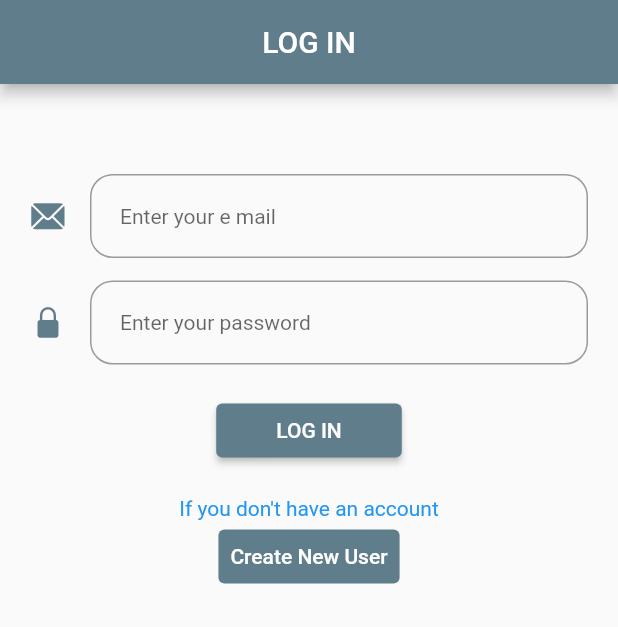
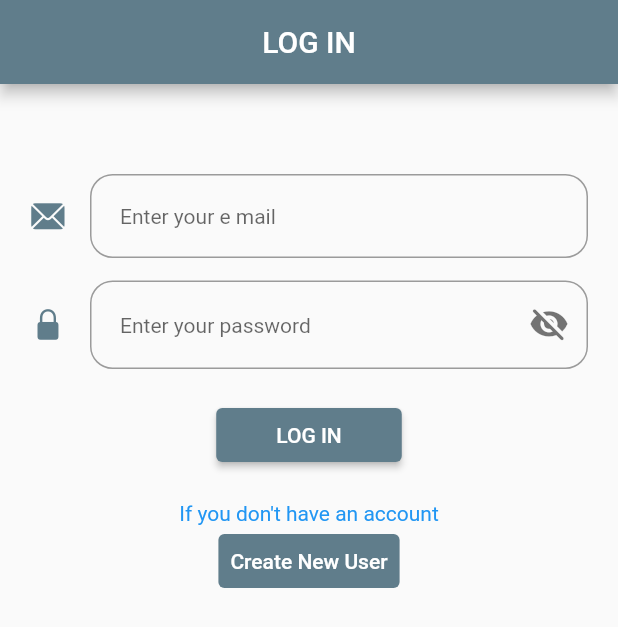
Before and after one commit to AslihanYoldas/flutter_to_do_v2, a Flutter app: the screen it shows after launch, on a phone screen of 412 x 824 dp. Shown: the top 627 px of the screen. Run offline on Flutter 3.47's test engine with Material 2 defaults, Android fonts, the phone set to English and light mode, and no system bars; our stand-ins replace cloud_firestore, firebase_auth, firebase_core, flutter_bloc, get_it, sqflite; accounts and stored records are empty.

Commit message:
Parolanın görünür görünmez olma özelliği eklendi.|28.08.2023

```diff
--- a/lib/pages/login_page.dart
+++ b/lib/pages/login_page.dart
@@ -4,7 +4,6 @@ import 'package:flutter/material.dart';
 import '../cubit/login_features/login_cubit_.dart';
 import '../dependency_injection/locator.dart';
 import '../utils/utils.dart';
-import '../widget/create_user.dart';
 
 class LoginPage extends StatefulWidget {
   const LoginPage({Key? key}) : super(key: key);
@@ -14,6 +13,15 @@ class LoginPage extends StatefulWidget {
 }
 
 class _LoginPageState extends State<LoginPage> {
+  final textFieldFocusNode = FocusNode();
+  bool _obscured = false;
+  void _toggleObscured() {
+    setState(() {
+      _obscured = !_obscured;
+      if (textFieldFocusNode.hasPrimaryFocus) return; // If focus is on text field, dont unfocus
+      textFieldFocusNode.canRequestFocus = false;     // Prevents focus if tap on eye
+    });
+  }
 
   TextEditingController emailController = TextEditingController();
   TextEditingController passwordController = TextEditingController();
@@ -56,15 +64,20 @@ class _LoginPageState extends State<LoginPage> {
                             border: OutlineInputBorder(
                               borderRadius: BorderRadius.circular(15),
                             ),
+                            focusedBorder: OutlineInputBorder(
+                              borderRadius: BorderRadius.circular(15),
+                              borderSide: const BorderSide(
+                                color: Colors.black54,
+                                width: 2.0,
+                              ),
+                          ),
                         ),
                         ),
                         const SizedBox(height: 15),
                       TextFormField(
-                          obscureText: true,
-                          enableSuggestions: false,
-                          autocorrect: false,
+                        keyboardType: TextInputType.visiblePassword,
+                        obscureText: _obscured,
                         controller: passwordController,
-                          style: const TextStyle(fontSize: 14),
                         decoration: InputDecoration(
                             contentPadding: const EdgeInsets.symmetric(
                               horizontal: 20,
@@ -73,9 +86,33 @@ class _LoginPageState extends State<LoginPage> {
                           hintText: 'Enter your password',
                           hintStyle: const TextStyle(fontSize: 14),
                           icon: const Icon(CupertinoIcons.lock_fill,
-                                color: Colors.blueGrey),
+                            color: Colors.blueGrey,
+                          ),
+
+                          suffixIcon: Padding(
+                            padding: const EdgeInsets.fromLTRB(0, 0, 4, 0),
+                            child: GestureDetector(
+                              onTap: _toggleObscured,
+                              child: Icon(
+                                _obscured
+                                    ? Icons.visibility_rounded
+                                    : Icons.visibility_off_rounded,
+                                size: 27,
+                                color: Colors.black54,
+                              ),
+                            ),
+                          ),
                           border: OutlineInputBorder(
                             borderRadius: BorderRadius.circular(15),
+                          ),
+                          focusedBorder: OutlineInputBorder(
+                            borderRadius: BorderRadius.circular(15),
+                            borderSide: const BorderSide(
+                              color: Colors.black54,
+                              width: 2.0,
+                            ),
+
+
                         ),
                       ),
                       ),
```
Lines whose indentation alone changed are shown as unchanged.
